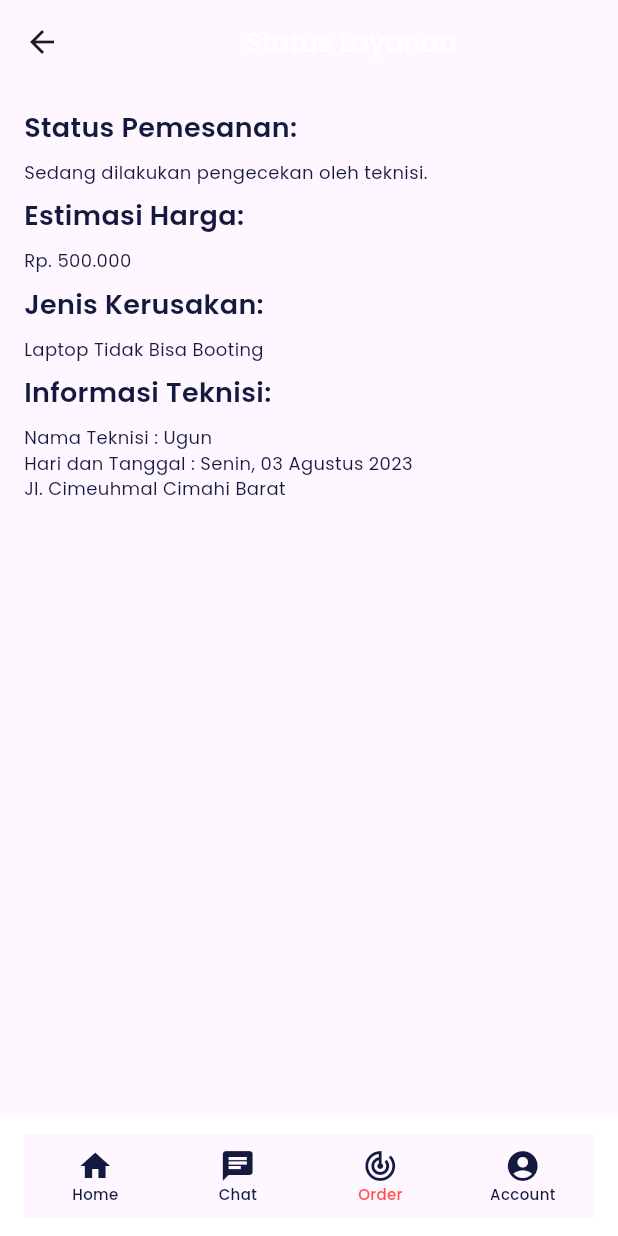
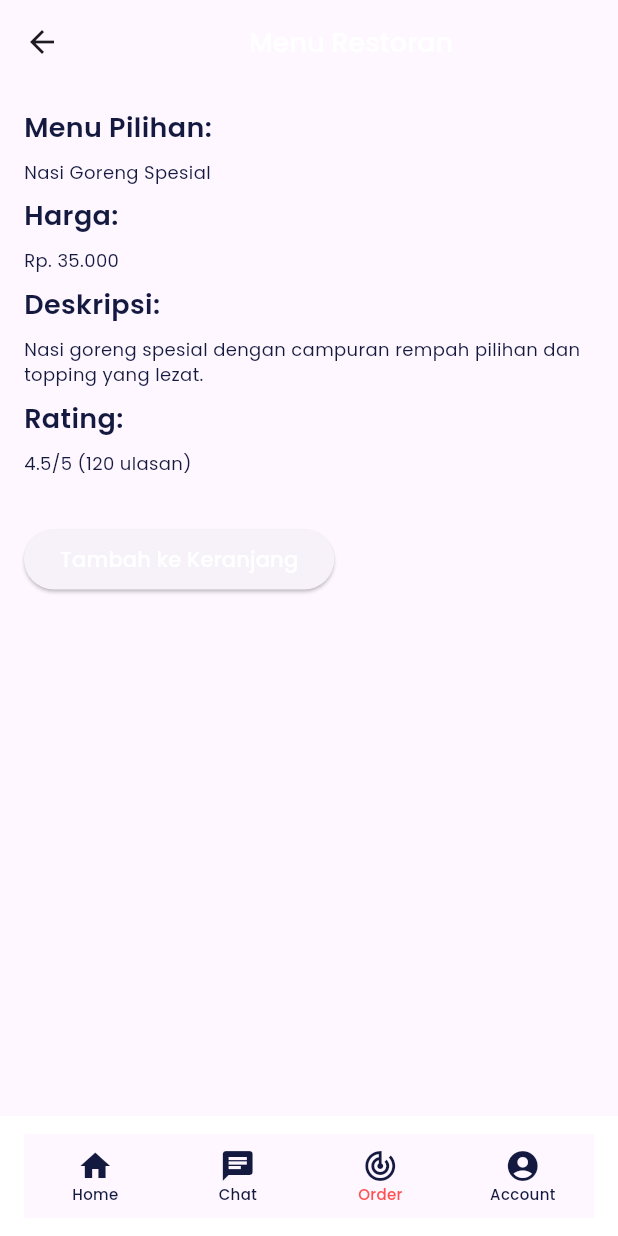
Before and after one commit to ugunNet21/idcamp-flutter-submission, a Flutter app: the HomeTabPage screen opened by its route, item 3 of the bottom bar chosen, on a phone screen of 412 x 824 dp. Run offline on Flutter 3.47's test engine with Material 3 defaults, Android fonts, the phone set to English and light mode, and no system bars; our stand-ins replace carousel_slider, flutter_rating_bar, google_fonts; network calls fail.

Commit message:
finish sesuai case

```diff
--- a/lib/models/restaurant.dart
+++ b/lib/models/restaurant.dart
@@ -24,6 +24,7 @@ class Restaurant {
       pictureId: json['pictureId'],
       city: json['city'],
       rating: json['rating'].toDouble(),
+
     );
   }
 }
--- a/lib/ui/pages/account_page.dart
+++ b/lib/ui/pages/account_page.dart
@@ -31,14 +31,14 @@ class AccountPage extends StatelessWidget {
                 const Center(
                   child: CircleAvatar(
                     radius: 50,
-                    backgroundImage: AssetImage('assets/pa_idan.png'),
+                    backgroundImage: AssetImage('assets/img_friend4.png'),
                   ),
                 ),
                 const SizedBox(
                   height: 40,
                 ),
                 Text(
-                  'Nama Pengguna:',
+                  'Name :',
                   style: blackTextStyle.copyWith(
                     fontSize: 18,
                     fontWeight: semibold,
--- a/lib/ui/pages/home_tab_page.dart
+++ b/lib/ui/pages/home_tab_page.dart
@@ -3,7 +3,7 @@ import 'package:flutter_subm_1/shared/themes.dart';
 import 'package:flutter_subm_1/ui/pages/account_page.dart';
 import 'package:flutter_subm_1/ui/pages/chat_page.dart';
 import 'package:flutter_subm_1/ui/pages/dashboard_page.dart';
-import 'package:flutter_subm_1/ui/pages/track_page.dart';
+import 'package:flutter_subm_1/ui/pages/order_page.dart';
 
 class HomeTabPage extends StatefulWidget {
   const HomeTabPage({super.key});
@@ -18,7 +18,7 @@ class _HomeTabPageState extends State<HomeTabPage> {
   final List<Widget> _pages = [
      HomeDashboardPage(),
     const ChatPage(),
-    const TrackPage(),
+    const OrderRestaurantPage(),
     const AccountPage(),
   ];
   @override
--- a/lib/ui/pages/track_page.dart
+++ b/lib/ui/pages/order_page.dart
@@ -1,10 +1,8 @@
-
-
 import 'package:flutter/material.dart';
 import 'package:flutter_subm_1/shared/themes.dart';
 
-class TrackPage extends StatelessWidget {
-  const TrackPage({super.key});
+class OrderRestaurantPage extends StatelessWidget {
+  const OrderRestaurantPage({Key? key});
 
   @override
   Widget build(BuildContext context) {
@@ -12,7 +10,7 @@ class TrackPage extends StatelessWidget {
       appBar: AppBar(
         title: Center(
           child: Text(
-            'Status Layanan',
+            'Menu Restoran',
             style: whiteTextStyle.copyWith(
               fontSize: 18,
               fontWeight: medium,
@@ -27,7 +25,7 @@ class TrackPage extends StatelessWidget {
             crossAxisAlignment: CrossAxisAlignment.start,
             children: [
               Text(
-                'Status Pemesanan:',
+                'Menu Pilihan:',
                 style: blackTextStyle.copyWith(
                   fontSize: 18,
                   fontWeight: semibold,
@@ -37,7 +35,7 @@ class TrackPage extends StatelessWidget {
                 height: 8,
               ),
               Text(
-                'Sedang dilakukan pengecekan oleh teknisi.',
+                'Nasi Goreng Spesial',
                 style: blackTextStyle.copyWith(
                   fontSize: 12,
                 ),
@@ -46,7 +44,7 @@ class TrackPage extends StatelessWidget {
                 height: 8,
               ),
               Text(
-                'Estimasi Harga:',
+                'Harga:',
                 style: blackTextStyle.copyWith(
                   fontSize: 18,
                   fontWeight: semibold,
@@ -56,7 +54,7 @@ class TrackPage extends StatelessWidget {
                 height: 8,
               ),
               Text(
-                'Rp. 500.000',
+                'Rp. 35.000',
                 style: blackTextStyle.copyWith(
                   fontSize: 12,
                 ),
@@ -65,7 +63,7 @@ class TrackPage extends StatelessWidget {
                 height: 8,
               ),
               Text(
-                'Jenis Kerusakan:',
+                'Deskripsi:',
                 style: blackTextStyle.copyWith(
                   fontSize: 18,
                   fontWeight: semibold,
@@ -75,7 +73,7 @@ class TrackPage extends StatelessWidget {
                 height: 8,
               ),
               Text(
-                'Laptop Tidak Bisa Booting',
+                'Nasi goreng spesial dengan campuran rempah pilihan dan topping yang lezat.',
                 style: blackTextStyle.copyWith(
                   fontSize: 12,
                 ),
@@ -84,7 +82,7 @@ class TrackPage extends StatelessWidget {
                 height: 8,
               ),
               Text(
-                'Informasi Teknisi:',
+                'Rating:',
                 style: blackTextStyle.copyWith(
                   fontSize: 18,
                   fontWeight: semibold,
@@ -94,19 +92,7 @@ class TrackPage extends StatelessWidget {
                 height: 8,
               ),
               Text(
-                'Nama Teknisi : Ugun',
-                style: blackTextStyle.copyWith(
-                  fontSize: 12,
-                ),
-              ),
-              Text(
-                'Hari dan Tanggal : Senin, 03 Agustus 2023',
-                style: blackTextStyle.copyWith(
-                  fontSize: 12,
-                ),
-              ),
-              Text(
-                'Jl. Cimeuhmal Cimahi Barat',
+                '4.5/5 (120 ulasan)',
                 style: blackTextStyle.copyWith(
                   fontSize: 12,
                 ),
@@ -114,15 +100,17 @@ class TrackPage extends StatelessWidget {
               const SizedBox(
                 height: 32,
               ),
-              // ElevatedButton(
-              //   onPressed: () {},
-              //   child: Text(
-              //     'Print Nota Perbaikan',
-              //     style: whiteTextStyle.copyWith(
-              //       fontSize: 14,
-              //     ),
-              //   ),
-              // ),
+              ElevatedButton(
+                onPressed: () {
+                  // Tambahkan logika untuk menambahkan item ke keranjang belanja
+                },
+                child: Text(
+                  'Tambah ke Keranjang',
+                  style: whiteTextStyle.copyWith(
+                    fontSize: 14,
+                  ),
+                ),
+              ),
             ],
           ),
         ),
--- a/lib/ui/pages/restaurant_list.dart
+++ b/lib/ui/pages/restaurant_list.dart
@@ -46,7 +46,9 @@ class _RestaurantListState extends State<RestaurantList> {
                   subtitle: Text(restaurant.city),
                   onTap: () async {
                     try {
-                      RestaurantDetail restaurantDetail = await _restaurantService.fetchRestaurantDetail(restaurant.id);
+                      RestaurantDetail restaurantDetail =
+                          await _restaurantService
+                              .fetchRestaurantDetail(restaurant.id);
                       Navigator.pushNamed(
                         context,
                         '/restaurant-detail',
@@ -59,7 +61,7 @@ class _RestaurantListState extends State<RestaurantList> {
                 );
               },
             )
-          : Center(
+          : const Center(
               child: CircularProgressIndicator(),
             ),
     );
--- a/lib/ui/pages/splash_page.dart
+++ b/lib/ui/pages/splash_page.dart
@@ -16,7 +16,7 @@ class _SplashPageState extends State<SplashPage> {
     super.initState();
     Timer(
       const Duration(
-        seconds: 5,
+        seconds: 3,
       ),
       () {
         Navigator.pushNamedAndRemoveUntil(
```
Also changed, not shown: lib/ui/pages/dashboard_page.dart (+23 -9 lines), lib/ui/pages/restaurant_detail.dart (+27 -34 lines), lib/ui/pages/search_page.dart (+14 -9 lines), 1 other file.
